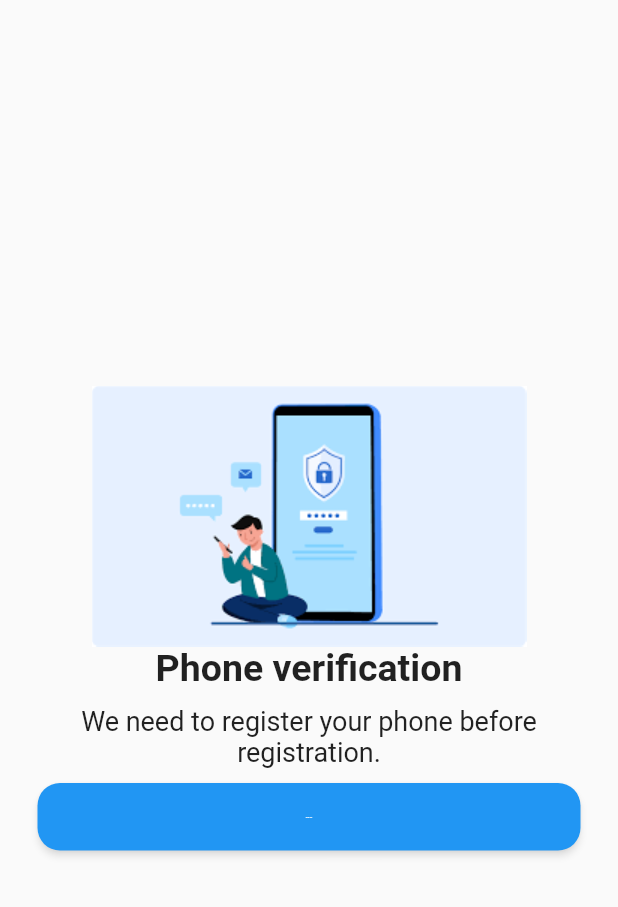
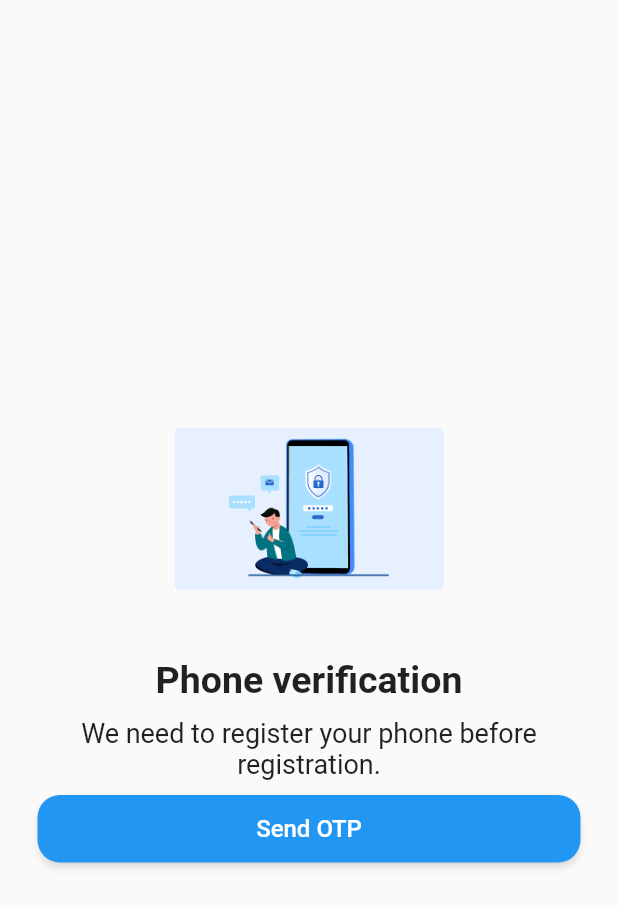
Before and after one commit to kirtijangid/Phone_Auth, a Flutter app: the screen it shows after launch, on a phone screen of 412 x 824 dp. Shown: the top 907 px of the screen. Run offline on Flutter 3.47's test engine with Material 2 defaults, Android fonts, the phone set to English and light mode, and no system bars.

Commit message:
resizing image

```diff
--- a/lib/pg1_phone.dart
+++ b/lib/pg1_phone.dart
@@ -17,7 +17,10 @@ class _PhonePage1State extends State<PhonePage1> {
         child: Column(
           mainAxisAlignment: MainAxisAlignment.center,
           children: [
-            Image.asset('assets/auth_otp.png'),
+            Image.asset('assets/auth_otp.png',
+            width: 180,
+            height: 180,),
+            SizedBox(height: 10,),
             Text(
               'Phone verification',
               style: TextStyle(
@@ -42,7 +45,7 @@ class _PhonePage1State extends State<PhonePage1> {
               child: ElevatedButton(
                 onPressed: () {},
                 child: Text('Send OTP',
-                style: TextStyle(fontSize: 1),),
+                style: TextStyle(fontSize: 16),),
                 style: ElevatedButton.styleFrom(
                   shape: RoundedRectangleBorder(
                       borderRadius: BorderRadius.circular(15)),
```
